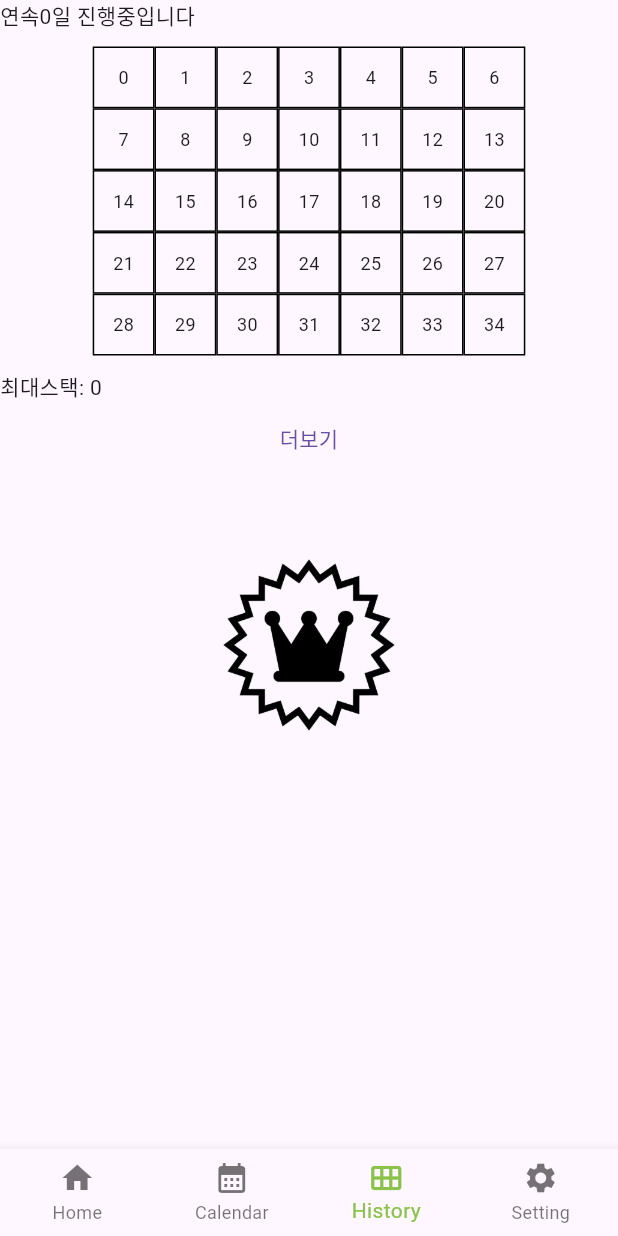
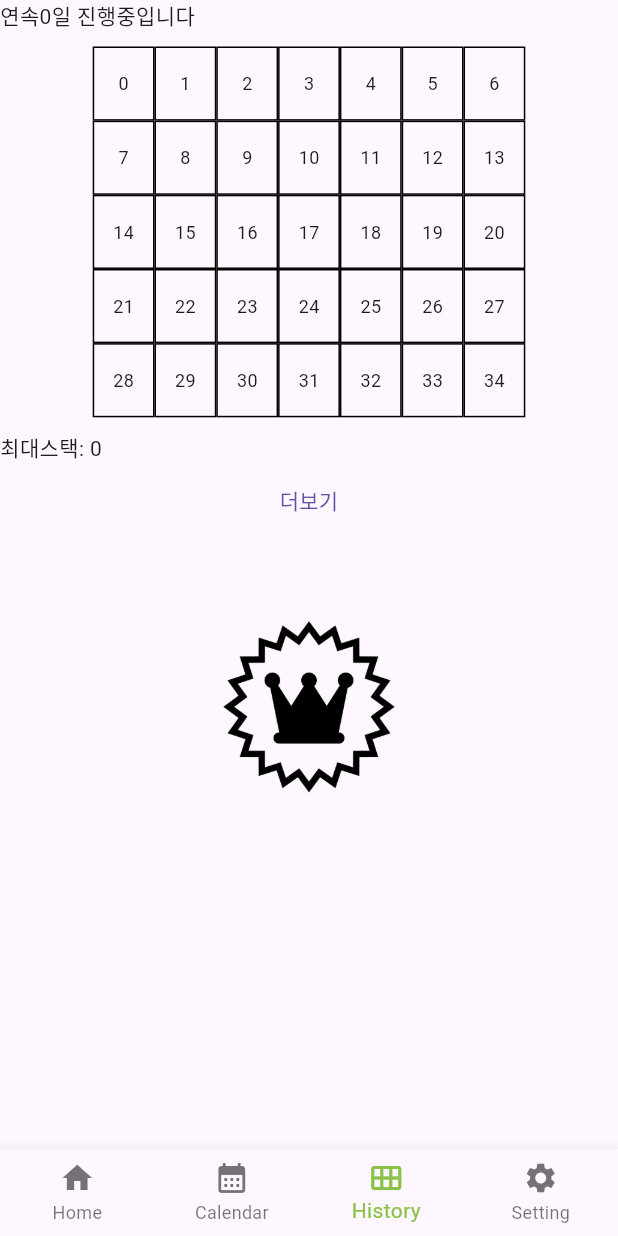
Before and after one commit to kuper0201/TimeBoxing_Fork, a Flutter app: the screen it shows after launch, item 3 of the bottom bar chosen, on a phone screen of 412 x 824 dp. Run offline on Flutter 3.47's test engine with Material 3 defaults, Android fonts, the phone set to English and light mode, and no system bars; our stand-ins replace syncfusion_flutter_calendar.

Commit message:
bugfix:setting history table height

```diff
--- a/lib/History.dart
+++ b/lib/History.dart
@@ -12,6 +12,8 @@ class SquareTable extends StatelessWidget {
   @override
   Widget build(BuildContext context) {
     double cellSize = MediaQuery.of(context).size.width/10; // 칸의 크기를 화면 너비의 1/10로 설정
+    double screenHeight = MediaQuery.of(context).size.height*0.3/5;
+
     return Table(
       columnWidths: {
         for (int i = 0; i < 7; i++) i: FixedColumnWidth(cellSize), // 각 열의 폭을 cellSize로 설정
@@ -26,7 +28,7 @@ class SquareTable extends StatelessWidget {
               (colIndex) {
                 return Container(
                   width: cellSize,
-                  height: cellSize,
+                  height: screenHeight,
                   decoration: BoxDecoration(
                     border: Border.all(color: Colors.black),
                   ),
@@ -52,15 +54,14 @@ class _HistoryViewState extends State<HistoryView> {
   @override
   Widget build(BuildContext context) {
     return Scaffold(
-      body: Center(
-        child: Column(
+      body: Column(
           children: [
             Container(width: double.infinity, child: Text("연속$stack일 진행중입니다")),
             Container(padding: EdgeInsets.all(10), child: SquareTable()),
             Container(width: double.infinity, child: Text("최대스택: $maxStack")),
             TextButton(onPressed:(){  Navigator.push(context, MaterialPageRoute(builder: (context) => const MoreHistoryView(),));}, child: Text("더보기")),
             Container(padding: EdgeInsets.only(top:50), child: Image.asset('assets/images/crown.png',height: 128,width: 128))
-          ]),
+          ],
       )
     );
   }
--- a/pubspec.yaml
+++ b/pubspec.yaml
@@ -36,6 +36,7 @@ dependencies:
   # The following adds the Cupertino Icons font to your application.
   # Use with the CupertinoIcons class for iOS style icons.
   cupertino_icons: ^1.0.6
+  syncfusion_flutter_calendar: ^25.2.5
 
 dev_dependencies:
   flutter_test:
```
Also changed, not shown: lib/Calendar.dart (+5 -14 lines), pubspec.lock.
